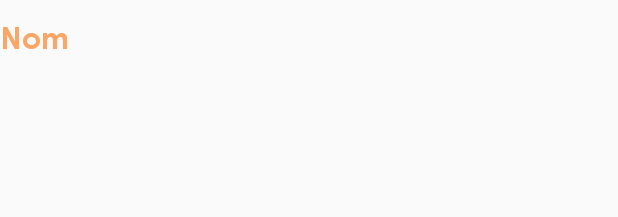
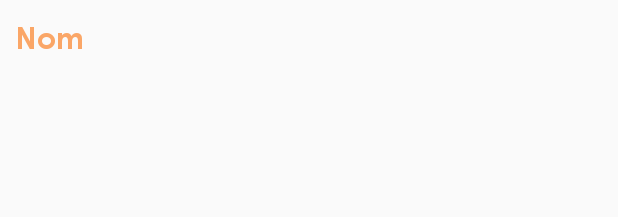
Before and after one commit to Gothor/werewolf-helper, an Android app: the layout view_holder_player_name.xml on its own in the app's theme, with its tools: preview values and no code run, on a phone screen of 412 x 824 dp. Shown: the top 217 px of the screen. Run offline under Robolectric (Android 15) with nearby library versions, the light colour scheme and no system bars.

Commit message:
Positioning compatibility issues fixed in view_holder_player_name.xml

```diff
--- a/app/src/main/res/layout/view_holder_player_name.xml
+++ b/app/src/main/res/layout/view_holder_player_name.xml
@@ -3,7 +3,7 @@
     xmlns:app="http://schemas.android.com/apk/res-auto"
     android:layout_width="match_parent"
     android:layout_height="wrap_content"
-    android:layout_marginVertical="10dp">
+    android:padding="10dp">
 
     <TextView
         android:id="@+id/playerNameTextView"
@@ -11,7 +11,7 @@
         android:layout_width="wrap_content"
         android:layout_height="wrap_content"
         android:text="@string/example_name"
-        android:textSize="20dp"
+        android:textSize="20sp"
         app:layout_constraintBottom_toBottomOf="parent"
         app:layout_constraintLeft_toLeftOf="parent"
         app:layout_constraintTop_toTopOf="parent" />
```
